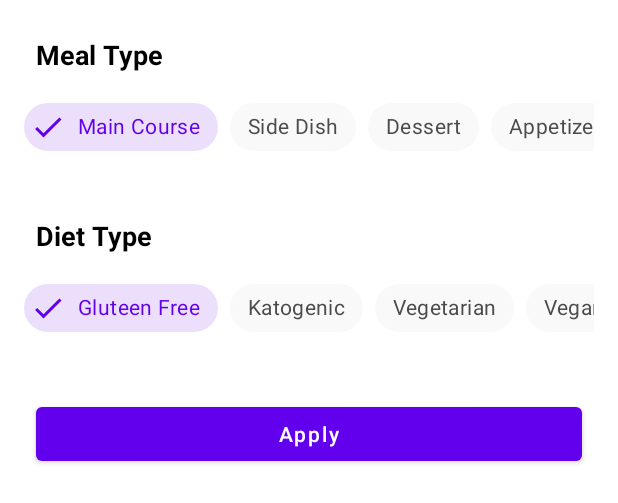
After one commit to ilham-aliyudin/FoodRecipes, an Android app: the layout recipes_bottom_sheet.xml on its own in the app's theme, with its tools: preview values and no code run, on a phone screen of 412 x 824 dp. The commit adds this screen. Shown: the top 503 px of the screen. Run offline under Robolectric (Android 15) with nearby library versions, the phone set to English and light mode, and no system bars; Roboto replaces fonts that are not available here.

Commit message:
adding bottom sheet, data store pref, and others

```diff
--- a/app/build.gradle
+++ b/app/build.gradle
@@ -61,6 +61,9 @@ dependencies {
     annotationProcessor "androidx.room:room-compiler:2.3.0"
     implementation("androidx.room:room-ktx:2.3.0")
     implementation("androidx.lifecycle:lifecycle-livedata-ktx:2.3.1")
+    implementation("androidx.datastore:datastore:1.0.0-beta01")
+    implementation("androidx.datastore:datastore-core:1.0.0-beta01")
+    implementation("androidx.datastore:datastore-preferences:1.0.0-beta01")
 
     // To use Kotlin annotation processing tool (kapt)
     kapt("androidx.room:room-compiler:2.3.0")
--- a/app/src/main/java/com/example/foodreciepes/bindingadapters/RecipesRowBinding.kt
+++ b/app/src/main/java/com/example/foodreciepes/bindingadapters/RecipesRowBinding.kt
@@ -17,6 +17,7 @@ class RecipesRowBinding {
         fun loadImageFromUrl(imageView: ImageView, imageUrl: String) {
             imageView.load(imageUrl) {
                 crossfade(600)
+                error(R.drawable.ic_sentiment)
             }
 
         }
--- /dev/null
+++ b/app/src/main/res/color/chip_background_color.xml
@@ -0,0 +1,5 @@
+<?xml version="1.0" encoding="utf-8"?>
+<selector xmlns:android="http://schemas.android.com/apk/res/android">
+    <item android:color="@color/checkedChipBackground" android:state_checked="true"/>
+    <item android:color="@color/chipBackgroundColor" android:state_checked="false"/>
+</selector>
--- /dev/null
+++ b/app/src/main/res/color/chip_text_color.xml
@@ -0,0 +1,5 @@
+<?xml version="1.0" encoding="utf-8"?>
+<selector xmlns:android="http://schemas.android.com/apk/res/android">
+    <item android:color="@color/checkedChipTextColor" android:state_checked="true"/>
+    <item android:color="@color/chipTextColor" android:state_checked="false"/>
+</selector>
--- /dev/null
+++ b/app/src/main/res/layout/recipes_bottom_sheet.xml
@@ -0,0 +1,268 @@
+<?xml version="1.0" encoding="utf-8"?>
+<androidx.constraintlayout.widget.ConstraintLayout
+    xmlns:android="http://schemas.android.com/apk/res/android"
+    xmlns:app="http://schemas.android.com/apk/res-auto"
+    xmlns:tools="http://schemas.android.com/tools"
+    android:layout_width="match_parent"
+    android:layout_height="match_parent"
+    android:background="@color/white"
+    tools:context=".ui.fragments.recipes.bottomsheets.RecipesBottomSheet">
+
+
+    <TextView
+        android:id="@+id/mealType"
+        android:layout_width="wrap_content"
+        android:layout_height="wrap_content"
+        android:layout_marginStart="24dp"
+        android:layout_marginTop="24dp"
+        android:text="@string/meal_type"
+        android:textColor="@color/black"
+        android:textSize="18sp"
+        android:textStyle="bold"
+        app:layout_constraintStart_toStartOf="parent"
+        app:layout_constraintTop_toTopOf="parent" />
+
+    <HorizontalScrollView
+        android:id="@+id/mealType_scrollView"
+        android:layout_width="match_parent"
+        android:layout_height="60dp"
+        android:layout_marginStart="16dp"
+        android:layout_marginTop="12dp"
+        android:layout_marginEnd="16dp"
+        android:scrollbars="none"
+        app:layout_constraintEnd_toEndOf="parent"
+        app:layout_constraintStart_toStartOf="parent"
+        app:layout_constraintTop_toBottomOf="@+id/mealType">
+
+        <LinearLayout
+            android:layout_width="wrap_content"
+            android:layout_height="match_parent"
+            android:orientation="horizontal">
+
+            <com.google.android.material.chip.ChipGroup
+                android:id="@+id/mealType_chipGroup"
+                android:layout_width="match_parent"
+                android:layout_height="match_parent"
+                app:checkedChip="@+id/main_course_chip"
+                app:selectionRequired="true"
+                app:singleLine="true"
+                app:singleSelection="true">
+
+                <com.google.android.material.chip.Chip
+                    style="@style/CustomChipStyle"
+                    android:id="@+id/main_course_chip"
+                    android:layout_width="wrap_content"
+                    android:layout_height="wrap_content"
+                    android:text="@string/main_course" />
+
+                <com.google.android.material.chip.Chip
+                    style="@style/CustomChipStyle"
+                    android:id="@+id/side_dish_chip"
+                    android:layout_width="wrap_content"
+                    android:layout_height="wrap_content"
+                    android:text="@string/side_dish" />
+
+                <com.google.android.material.chip.Chip
+                    style="@style/CustomChipStyle"
+                    android:id="@+id/dessert_chip"
+                    android:layout_width="wrap_content"
+                    android:layout_height="wrap_content"
+                    android:text="@string/dessert" />
+
+                <com.google.android.material.chip.Chip
+                    style="@style/CustomChipStyle"
+                    android:id="@+id/appetizer_chip"
+                    android:layout_width="wrap_content"
+                    android:layout_height="wrap_content"
+                    android:text="@string/appetizer" />
+
+                <com.google.android.material.chip.Chip
+                    style="@style/CustomChipStyle"
+                    android:id="@+id/salad_chip"
+                    android:layout_width="wrap_content"
+                    android:layout_height="wrap_content"
+                    android:text="@string/salad" />
+
+                <com.google.android.material.chip.Chip
+                    style="@style/CustomChipStyle"
+                    android:id="@+id/bread_chip"
+                    android:layout_width="wrap_content"
+                    android:layout_height="wrap_content"
+                    android:text="@string/bread" />
+
+                <com.google.android.material.chip.Chip
+                    style="@style/CustomChipStyle"
+                    android:id="@+id/breakfast_chip"
+                    android:layout_width="wrap_content"
+                    android:layout_height="wrap_content"
+                    android:text="@string/breakfazst" />
+
+                <com.google.android.material.chip.Chip
+                    style="@style/CustomChipStyle"
+                    android:id="@+id/soup_chip"
+                    android:layout_width="wrap_content"
+                    android:layout_height="wrap_content"
+                    android:text="@string/soup" />
+
+                <com.google.android.material.chip.Chip
+                    style="@style/CustomChipStyle"
+                    android:id="@+id/beverages_chip"
+                    android:layout_width="wrap_content"
+                    android:layout_height="wrap_content"
+                    android:text="@string/beverage" />
+
+                <com.google.android.material.chip.Chip
+                    style="@style/CustomChipStyle"
+                    android:id="@+id/sauce_chip"
+                    android:layout_width="wrap_content"
+                    android:layout_height="wrap_content"
+                    android:text="@string/sauce" />
+
+                <com.google.android.material.chip.Chip
+                    style="@style/CustomChipStyle"
+                    android:id="@+id/marinade_chip"
+                    android:layout_width="wrap_content"
+                    android:layout_height="wrap_content"
+                    android:text="@string/marinade" />
+
+                <com.google.android.material.chip.Chip
+                    style="@style/CustomChipStyle"
+                    android:id="@+id/fingerfood_chip"
+                    android:layout_width="wrap_content"
+                    android:layout_height="wrap_content"
+                    android:text="@string/fingerfood" />
+
+                <com.google.android.material.chip.Chip
+                    style="@style/CustomChipStyle"
+                    android:id="@+id/snack_chip"
+                    android:layout_width="wrap_content"
+                    android:layout_height="wrap_content"
+                    android:text="@string/snack" />
+
+                <com.google.android.material.chip.Chip
+                    style="@style/CustomChipStyle"
+                    android:id="@+id/drink_chip"
+                    android:layout_width="wrap_content"
+                    android:layout_height="wrap_content"
+                    android:text="@string/drink" />
+
+            </com.google.android.material.chip.ChipGroup>
+        </LinearLayout>
+    </HorizontalScrollView>
+
+    <TextView
+        android:id="@+id/dietType"
+        android:layout_width="wrap_content"
+        android:layout_height="wrap_content"
+        android:layout_marginTop="24dp"
+        android:text="@string/diet_type"
+        android:textColor="@color/black"
+        android:textSize="18sp"
+        android:textStyle="bold"
+        app:layout_constraintStart_toStartOf="@+id/mealType"
+        app:layout_constraintTop_toBottomOf="@+id/mealType_scrollView" />
+
+    <HorizontalScrollView
+        android:id="@+id/dietType_scrollView"
+        android:layout_width="match_parent"
+        android:layout_height="60dp"
+        android:layout_marginStart="16dp"
+        android:layout_marginTop="12dp"
+        android:layout_marginEnd="16dp"
+        android:scrollbars="none"
+        app:layout_constraintTop_toBottomOf="@+id/dietType">
+
+        <LinearLayout
+            android:layout_width="wrap_content"
+            android:layout_height="match_parent"
+            android:orientation="horizontal">
+
+            <com.google.android.material.chip.ChipGroup
+                android:id="@+id/dietType_chipGroup"
+                android:layout_width="match_parent"
+                android:layout_height="match_parent"
+                app:selectionRequired="true"
+                app:singleLine="false"
+                app:checkedChip="@+id/gluteenFree_chip"
+                app:singleSelection="true">
+
+                <com.google.android.material.chip.Chip
+                    style="@style/CustomChipStyle"
+                    android:id="@+id/gluteenFree_chip"
+                    android:layout_width="wrap_content"
+                    android:layout_height="wrap_content"
+                    android:text="@string/gluteen_free" />
+
+                <com.google.android.material.chip.Chip
+                    style="@style/CustomChipStyle"
+                    android:id="@+id/Katogenic_chip"
+                    android:layout_width="wrap_content"
+                    android:layout_height="wrap_content"
+                    android:text="@string/katogenic" />
+
+                <com.google.android.material.chip.Chip
+                    style="@style/CustomChipStyle"
+                    android:id="@+id/Vegetarian_chip"
+                    android:layout_width="wrap_content"
+                    android:layout_height="wrap_content"
+                    android:text="@string/vegetarian" />
+
+                <com.google.android.material.chip.Chip
+                    style="@style/CustomChipStyle"
+                    android:id="@+id/vegan_chip"
+                    android:layout_width="wrap_content"
+                    android:layout_height="wrap_content"
+                    android:text="@string/Vegan" />
+
+                <com.google.android.material.chip.Chip
+                    style="@style/CustomChipStyle"
+                    android:id="@+id/pescetarian_chip"
+                    android:layout_width="wrap_content"
+                    android:layout_height="wrap_content"
+                    android:text="@string/pescetarian" />
+
+                <com.google.android.material.chip.Chip
+                    style="@style/CustomChipStyle"
+                    android:id="@+id/paleo_chip"
+                    android:layout_width="wrap_content"
+                    android:layout_height="wrap_content"
+                    android:text="@string/paleo" />
+
+                <com.google.android.material.chip.Chip
+                    style="@style/CustomChipStyle"
+                    android:id="@+id/primal_chip"
+                    android:layout_width="wrap_content"
+                    android:layout_height="wrap_content"
+                    android:text="@string/primal" />
+
+                <com.google.android.material.chip.Chip
+                    style="@style/CustomChipStyle"
+                    android:id="@+id/whole30_chip"
+                    android:layout_width="wrap_content"
+                    android:layout_height="wrap_content"
+                    android:text="@string/whole30" />
+
+
+            </com.google.android.material.chip.ChipGroup>
+        </LinearLayout>
+    </HorizontalScrollView>
+
+    <Button
+        android:id="@+id/apply_btn"
+        android:layout_width="match_parent"
+        android:layout_height="wrap_content"
+        android:layout_marginStart="24dp"
+        android:layout_marginTop="24dp"
+        android:layout_marginEnd="24dp"
+        android:layout_marginBottom="24dp"
+        android:text="@string/apply"
+        android:textAllCaps="false"
+        app:layout_constraintBottom_toBottomOf="parent"
+        app:layout_constraintEnd_toEndOf="parent"
+        app:layout_constraintHorizontal_bias="0.498"
+        app:layout_constraintStart_toStartOf="parent"
+        app:layout_constraintTop_toBottomOf="@+id/dietType_scrollView"
+        app:layout_constraintVertical_bias="0.0" />
+
+
+</androidx.constraintlayout.widget.ConstraintLayout>
--- a/app/src/main/res/layout/recipes_row_layout.xml
+++ b/app/src/main/res/layout/recipes_row_layout.xml
@@ -36,7 +36,7 @@
 
                 <ImageView
                     android:id="@+id/iv_recipe"
-                    loadImageFromUrl="@{result.image}"
+                    loadImageFromUrlBinding="@{result.image}"
                     android:layout_width="200dp"
                     android:layout_height="0dp"
                     android:scaleType="centerCrop"
--- a/app/src/main/res/values/colors.xml
+++ b/app/src/main/res/values/colors.xml
@@ -10,5 +10,14 @@
     <color name="red">#FF0000</color>
     <color name="yellow">#FFFF00</color>
     <color name="green">#00ff00</color>
-    <color name="medium_grey">#E8E8E8</color>
+    <color name="colorPrimary">#6200ea</color>
+    <color name="lightGray">#f9f9f9</color>
+    <color name="darkGrey">#4b4b4b</color>
+    <color name="medium_grey">#d1d1d1</color>
+
+    //Custom Chip Style
+    <color name="checkedChipBackground">#206200EA</color>
+    <color name="chipBackgroundColor">@color/lightGray</color>
+    <color name="checkedChipTextColor">@color/colorPrimary</color>
+    <color name="chipTextColor">@color/darkGrey</color>
 </resources>
--- a/app/src/main/res/values/strings.xml
+++ b/app/src/main/res/values/strings.xml
@@ -11,4 +11,29 @@
     <string name="title">Title</string>
     <string name="lorem">"Lorem ipsum dolor sit amet, consectetur adipiscing elit, sed do eiusmod tempor incididunt ut labore et dolore magna aliqua. Ut enim ad minim veniam, quis nostrud exercitation ullamco laboris nisi ut aliquip ex ea commodo consequat. Duis aute irure dolor in reprehenderit in voluptate velit esse cillum dolore eu fugiat nulla pariatur. Excepteur sint occaecat cupidatat non proident, sunt in culpa qui officia deserunt mollit anim id est laborum."</string>
     <string name="vegan">Vegan</string>
+    <string name="meal_type">Meal Type</string>
+    <string name="main_course">Main Course</string>
+    <string name="dessert">Dessert</string>
+    <string name="side_dish">Side Dish</string>
+    <string name="appetizer">Appetizer</string>
+    <string name="vegetarian">Vegetarian</string>
+    <string name="katogenic">Katogenic</string>
+    <string name="gluteen_free">Gluteen Free</string>
+    <string name="Vegan">Vegan</string>
+    <string name="pescetarian">Pescetarian</string>
+    <string name="paleo">Paleo</string>
+    <string name="primal">Primal</string>
+    <string name="whole30">Whole30</string>
+    <string name="drink">Drink</string>
+    <string name="snack">Snack</string>
+    <string name="fingerfood">FingerFood</string>
+    <string name="marinade">Marinade</string>
+    <string name="sauce">Sauce</string>
+    <string name="beverage">Beverage</string>
+    <string name="soup">Soup</string>
+    <string name="breakfazst">BreakFazst</string>
+    <string name="bread">Bread</string>
+    <string name="salad">Salad</string>
+    <string name="apply">Apply</string>
+    <string name="diet_type">Diet Type</string>
 </resources>
--- a/app/src/main/res/values/themes.xml
+++ b/app/src/main/res/values/themes.xml
@@ -13,4 +13,10 @@
         <item name="android:statusBarColor" tools:targetApi="l">?attr/colorPrimaryVariant</item>
         <!-- Customize your theme here. -->
     </style>
+
+    <style name="CustomChipStyle" parent = 'Widget.MaterialComponents.Chip.Filter'>
+        <item name="chipBackgroundColor">@color/chip_background_color</item>
+        <item name="android:textColor">@color/chip_text_color</item>
+        <item name="checkedIconTint">@color/chip_text_color</item>
+    </style>
 </resources>
```
Also changed, not shown: app/src/main/java/com/example/foodreciepes/bindingadapters/RecipesBinding.kt (added, +48 -0 lines), app/src/main/java/com/example/foodreciepes/data/DataStoreRepository.kt (added, +50 -0 lines), app/src/main/java/com/example/foodreciepes/ui/fragments/recipes/RecipesFragment.kt (+33 -8 lines), app/src/main/java/com/example/foodreciepes/ui/fragments/recipes/bottomsheets/RecipesBottomSheet.kt (added, +21 -0 lines), app/src/main/java/com/example/foodreciepes/util/Constant.kt (+10 -0 lines), app/src/main/java/com/example/foodreciepes/util/MyExtensionFunction.kt (added, +14 -0 lines), app/src/main/java/com/example/foodreciepes/viewmodel/RecipesViewModel.kt (+6 -3 lines), app/src/main/res/layout/fragment_recipes.xml (+9 -2 lines), app/src/main/res/navigation/nav_graph.xml (+14 -1 lines).
